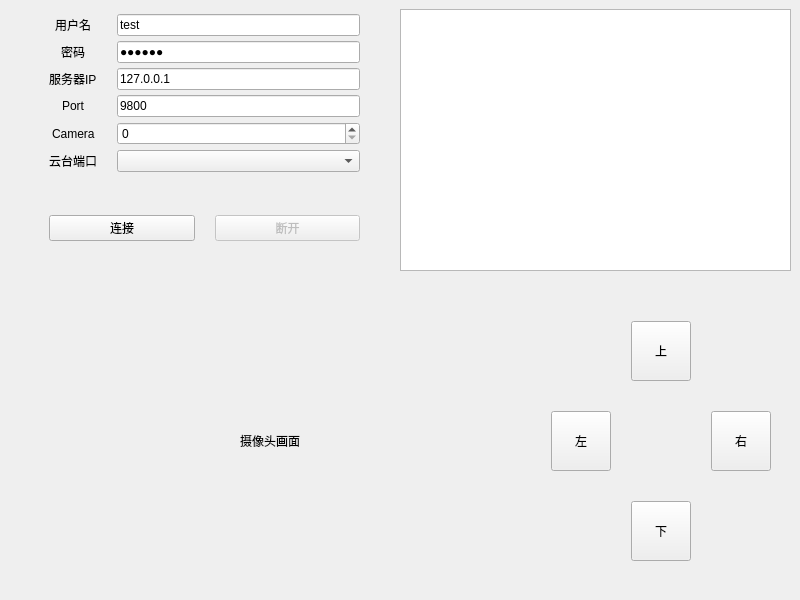
First picture: the form in controllerWindow.ui, repository XienX/CameraController, before the edit.
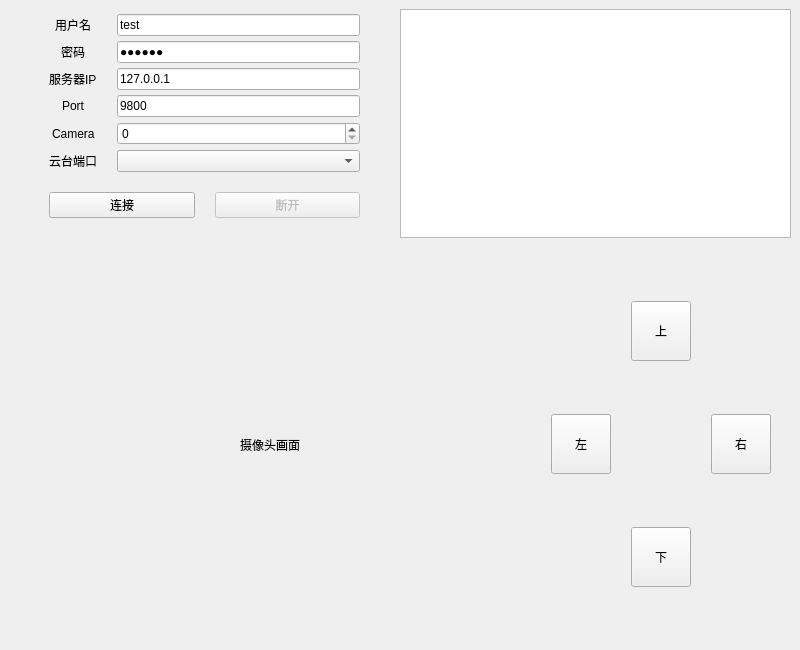
Second picture: the form after the edit.

```diff
--- a/controllerWindow.ui
+++ b/controllerWindow.ui
@@ -7,7 +7,7 @@
     <x>0</x>
     <y>0</y>
     <width>800</width>
-    <height>600</height>
+    <height>650</height>
    </rect>
   </property>
   <property name="sizePolicy">
@@ -40,7 +40,7 @@
    </property>
    <layout class="QGridLayout" name="gridLayout_2">
     <item row="0" column="0">
-     <layout class="QVBoxLayout" name="verticalLayout" stretch="1,1">
+     <layout class="QVBoxLayout" name="verticalLayout" stretch="0,0">
       <property name="spacing">
        <number>0</number>
       </property>
@@ -71,7 +71,7 @@
          <number>0</number>
         </property>
         <property name="bottomMargin">
-         <number>20</number>
+         <number>10</number>
         </property>
         <item>
          <layout class="QVBoxLayout" name="verticalLayout_2" stretch="0,0">
@@ -212,13 +212,13 @@
              <number>40</number>
             </property>
             <property name="topMargin">
-             <number>0</number>
+             <number>20</number>
             </property>
             <property name="rightMargin">
              <number>40</number>
             </property>
             <property name="bottomMargin">
-             <number>30</number>
+             <number>20</number>
             </property>
             <item>
              <widget class="QPushButton" name="connectButton">
@@ -260,7 +260,14 @@
          </layout>
         </item>
         <item>
-         <widget class="QTextBrowser" name="log"/>
+         <widget class="QTextBrowser" name="log">
+          <property name="sizePolicy">
+           <sizepolicy hsizetype="Expanding" vsizetype="Minimum">
+            <horstretch>0</horstretch>
+            <verstretch>0</verstretch>
+           </sizepolicy>
+          </property>
+         </widget>
         </item>
        </layout>
       </item>
```
